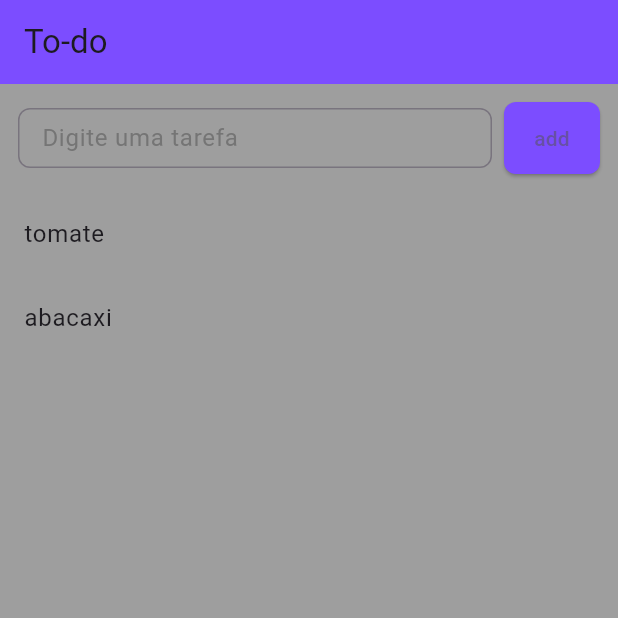
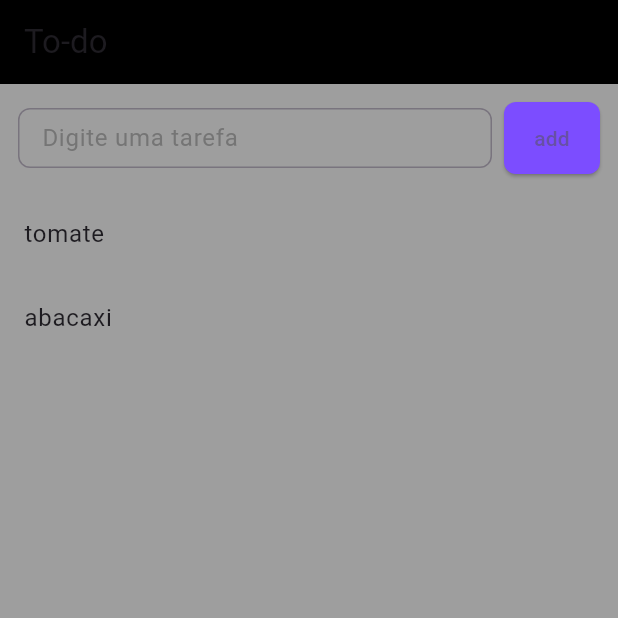
Before and after one commit to NaJulaa/To_do_Flutter, a Flutter app: the screen it shows after launch, on a phone screen of 412 x 824 dp, the top half of it. Run offline on Flutter 3.47's test engine with Material 3 defaults, Android fonts, the phone set to English and light mode, and no system bars.

Commit message:
segundo commit

```diff
--- a/lib/main.dart
+++ b/lib/main.dart
@@ -34,7 +34,7 @@ class MyHomeState extends State<MyHome> {
       backgroundColor: Colors.grey,
       appBar: AppBar(
         title: const Text('To-do'),
-        backgroundColor: Colors.deepPurpleAccent,
+        backgroundColor: Colors.black,
       ),
       body: Column(
         children: <Widget>[
```
